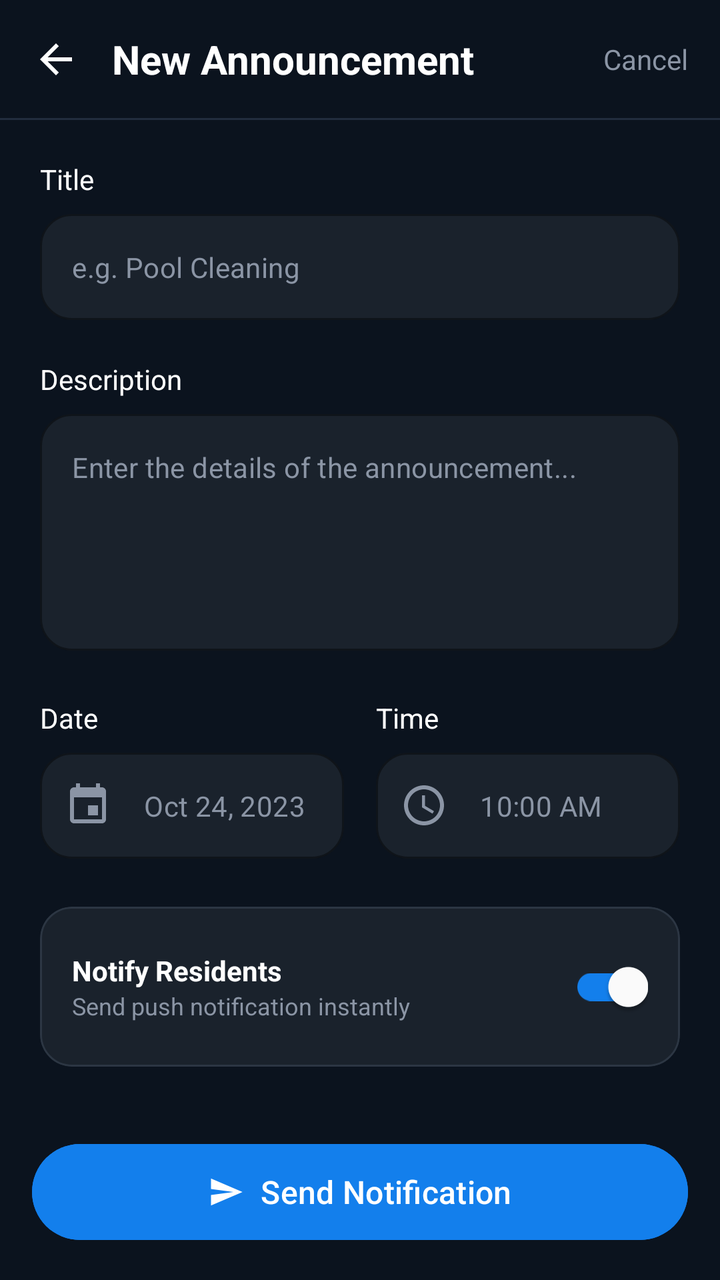
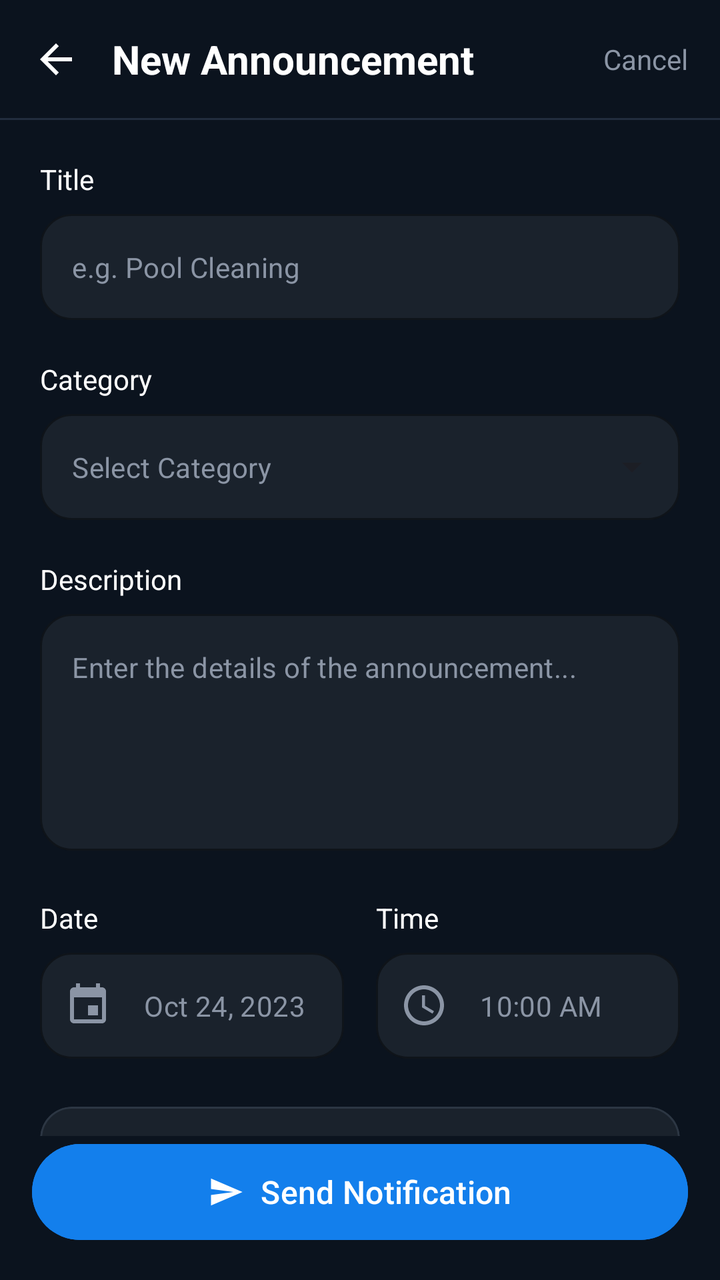

An Android layout rendered at two revisions. The XML below is the earlier revision; the diff shows what the commit changed to produce the second picture.
<!-- AndroidManifest.xml: application theme Theme.HouseVisitorManagementSystem -->
<!-- res/layout/activity_add_announcement.xml -->
<?xml version="1.0" encoding="utf-8"?>
<androidx.constraintlayout.widget.ConstraintLayout xmlns:android="http://schemas.android.com/apk/res/android"
    xmlns:app="http://schemas.android.com/apk/res-auto"
    xmlns:tools="http://schemas.android.com/tools"
    android:id="@+id/main"
    android:layout_width="match_parent"
    android:layout_height="match_parent"
    android:background="@color/night_blue"
    tools:context=".AddAnnouncementActivity">

    
    <androidx.constraintlayout.widget.ConstraintLayout
        android:id="@+id/headerLayout"
        android:layout_width="match_parent"
        android:layout_height="wrap_content"
        android:padding="16dp"
        app:layout_constraintTop_toTopOf="parent">

        <ImageView
            android:id="@+id/btnBack"
            android:layout_width="24dp"
            android:layout_height="24dp"
            android:contentDescription="Back"
            android:src="@drawable/ic_arrow_back"
            app:layout_constraintBottom_toBottomOf="parent"
            app:layout_constraintStart_toStartOf="parent"
            app:layout_constraintTop_toTopOf="parent"
            app:tint="@color/white" />

        <TextView
            android:layout_width="wrap_content"
            android:layout_height="wrap_content"
            android:layout_marginStart="16dp"
            android:text="New Announcement"
            android:textColor="@color/white"
            android:textSize="20sp"
            android:textStyle="bold"
            app:layout_constraintBottom_toBottomOf="parent"
            app:layout_constraintStart_toEndOf="@id/btnBack"
            app:layout_constraintTop_toTopOf="parent" />

        <TextView
            android:id="@+id/btnCancel"
            android:layout_width="wrap_content"
            android:layout_height="wrap_content"
            android:text="Cancel"
            android:textColor="@color/text_grey"
            android:textSize="14sp"
            app:layout_constraintBottom_toBottomOf="parent"
            app:layout_constraintEnd_toEndOf="parent"
            app:layout_constraintTop_toTopOf="parent" />

    </androidx.constraintlayout.widget.ConstraintLayout>

    <View
        android:id="@+id/divider"
        android:layout_width="match_parent"
        android:layout_height="1dp"
        android:background="#222D3E"
        app:layout_constraintTop_toBottomOf="@id/headerLayout" />

    
    <androidx.core.widget.NestedScrollView
        android:layout_width="match_parent"
        android:layout_height="0dp"
        android:fillViewport="true"
        app:layout_constraintBottom_toTopOf="@id/btnSendNotification"
        app:layout_constraintTop_toBottomOf="@id/divider">

        <LinearLayout
            android:layout_width="match_parent"
            android:layout_height="wrap_content"
            android:orientation="vertical"
            android:padding="20dp">

            
            <TextView
                android:layout_width="wrap_content"
                android:layout_height="wrap_content"
                android:layout_marginBottom="8dp"
                android:text="Title"
                android:textColor="@color/white"
                android:textSize="14sp" />

            <com.google.android.material.textfield.TextInputLayout
                android:id="@+id/tilTitle"
                style="@style/Widget.MaterialComponents.TextInputLayout.OutlinedBox"
                android:layout_width="match_parent"
                android:layout_height="wrap_content"
                android:layout_marginBottom="20dp"
                app:boxBackgroundColor="@color/card_dark_bg"
                app:boxCornerRadiusBottomEnd="16dp"
                app:boxCornerRadiusBottomStart="16dp"
                app:boxCornerRadiusTopEnd="16dp"
                app:boxCornerRadiusTopStart="16dp"
                app:boxStrokeColor="@color/slate_blue_gray"
                app:boxStrokeWidth="1dp"
                app:hintEnabled="false">

                <com.google.android.material.textfield.TextInputEditText
                    android:id="@+id/etTitle"
                    android:layout_width="match_parent"
                    android:layout_height="wrap_content"
                    android:hint="e.g. Pool Cleaning"
                    android:inputType="textCapSentences"
                    android:textColor="@color/white"
                    android:textColorHint="@color/text_grey"
                    android:textSize="14sp" />
            </com.google.android.material.textfield.TextInputLayout>

            
            <TextView
                android:layout_width="wrap_content"
                android:layout_height="wrap_content"
                android:layout_marginBottom="8dp"
                android:text="Description"
                android:textColor="@color/white"
                android:textSize="14sp" />

            <com.google.android.material.textfield.TextInputLayout
                android:id="@+id/tilDescription"
                style="@style/Widget.MaterialComponents.TextInputLayout.OutlinedBox"
                android:layout_width="match_parent"
                android:layout_height="wrap_content"
                android:layout_marginBottom="24dp"
                app:boxBackgroundColor="@color/card_dark_bg"
                app:boxCornerRadiusBottomEnd="16dp"
                app:boxCornerRadiusBottomStart="16dp"
                app:boxCornerRadiusTopEnd="16dp"
                app:boxCornerRadiusTopStart="16dp"
                app:boxStrokeColor="@color/slate_blue_gray"
                app:boxStrokeWidth="1dp"
                app:hintEnabled="false">

                <com.google.android.material.textfield.TextInputEditText
                    android:id="@+id/etDescription"
                    android:layout_width="match_parent"
                    android:layout_height="wrap_content"
                    android:gravity="top"
                    android:hint="Enter the details of the announcement..."
                    android:inputType="textMultiLine"
                    android:minLines="5"
                    android:textColor="@color/white"
                    android:textColorHint="@color/text_grey"
                    android:textSize="14sp" />
            </com.google.android.material.textfield.TextInputLayout>

            
            <LinearLayout
                android:layout_width="match_parent"
                android:layout_height="wrap_content"
                android:layout_marginBottom="24dp"
                android:orientation="horizontal">

                <LinearLayout
                    android:layout_width="0dp"
                    android:layout_height="wrap_content"
                    android:layout_marginEnd="8dp"
                    android:layout_weight="1"
                    android:orientation="vertical">

                    <TextView
                        android:layout_width="wrap_content"
                        android:layout_height="wrap_content"
                        android:layout_marginBottom="8dp"
                        android:text="Date"
                        android:textColor="@color/white"
                        android:textSize="14sp" />

                    <com.google.android.material.textfield.TextInputLayout
                        style="@style/Widget.MaterialComponents.TextInputLayout.OutlinedBox"
                        android:layout_width="match_parent"
                        android:layout_height="wrap_content"
                        app:boxBackgroundColor="@color/card_dark_bg"
                        app:boxCornerRadiusBottomEnd="16dp"
                        app:boxCornerRadiusBottomStart="16dp"
                        app:boxCornerRadiusTopEnd="16dp"
                        app:boxCornerRadiusTopStart="16dp"
                        app:boxStrokeColor="@color/slate_blue_gray"
                        app:boxStrokeWidth="1dp"
                        app:hintEnabled="false"
                        app:startIconDrawable="@drawable/ic_calendar"
                        app:startIconTint="@color/text_grey">

                        <com.google.android.material.textfield.TextInputEditText
                            android:id="@+id/etDate"
                            android:layout_width="match_parent"
                            android:layout_height="wrap_content"
                            android:focusable="false"
                            android:hint="Oct 24, 2023"
                            android:inputType="none"
                            android:textColor="@color/white"
                            android:textColorHint="@color/text_grey"
                            android:textSize="14sp" />
                    </com.google.android.material.textfield.TextInputLayout>
                </LinearLayout>

                <LinearLayout
                    android:layout_width="0dp"
                    android:layout_height="wrap_content"
                    android:layout_marginStart="8dp"
                    android:layout_weight="1"
                    android:orientation="vertical">

                    <TextView
                        android:layout_width="wrap_content"
                        android:layout_height="wrap_content"
                        android:layout_marginBottom="8dp"
                        android:text="Time"
                        android:textColor="@color/white"
                        android:textSize="14sp" />

                    <com.google.android.material.textfield.TextInputLayout
                        style="@style/Widget.MaterialComponents.TextInputLayout.OutlinedBox"
                        android:layout_width="match_parent"
                        android:layout_height="wrap_content"
                        app:boxBackgroundColor="@color/card_dark_bg"
                        app:boxCornerRadiusBottomEnd="16dp"
                        app:boxCornerRadiusBottomStart="16dp"
                        app:boxCornerRadiusTopEnd="16dp"
                        app:boxCornerRadiusTopStart="16dp"
                        app:boxStrokeColor="@color/slate_blue_gray"
                        app:boxStrokeWidth="1dp"
                        app:hintEnabled="false"
                        app:startIconDrawable="@drawable/ic_time"
                        app:startIconTint="@color/text_grey">

                        <com.google.android.material.textfield.TextInputEditText
                            android:id="@+id/etTime"
                            android:layout_width="match_parent"
                            android:layout_height="wrap_content"
                            android:focusable="false"
                            android:hint="10:00 AM"
                            android:inputType="none"
                            android:textColor="@color/white"
                            android:textColorHint="@color/text_grey"
                            android:textSize="14sp" />
                    </com.google.android.material.textfield.TextInputLayout>
                </LinearLayout>

            </LinearLayout>

            
            <com.google.android.material.card.MaterialCardView
                android:layout_width="match_parent"
                android:layout_height="wrap_content"
                android:layout_marginBottom="24dp"
                app:cardBackgroundColor="@color/card_dark_bg"
                app:cardCornerRadius="16dp"
                app:cardElevation="0dp"
                app:strokeColor="@color/slate_blue_gray"
                app:strokeWidth="1dp">

                <RelativeLayout
                    android:layout_width="match_parent"
                    android:layout_height="wrap_content"
                    android:padding="16dp">

                    <LinearLayout
                        android:layout_width="wrap_content"
                        android:layout_height="wrap_content"
                        android:layout_alignParentStart="true"
                        android:layout_centerVertical="true"
                        android:layout_toStartOf="@id/switchNotify"
                        android:orientation="vertical">

                        <TextView
                            android:layout_width="wrap_content"
                            android:layout_height="wrap_content"
                            android:text="Notify Residents"
                            android:textColor="@color/white"
                            android:textSize="14sp"
                            android:textStyle="bold" />

                        <TextView
                            android:layout_width="wrap_content"
                            android:layout_height="wrap_content"
                            android:text="Send push notification instantly"
                            android:textColor="@color/text_grey"
                            android:textSize="12sp" />
                    </LinearLayout>

                    <com.google.android.material.switchmaterial.SwitchMaterial
                        android:id="@+id/switchNotify"
                        android:layout_width="wrap_content"
                        android:layout_height="wrap_content"
                        android:layout_alignParentEnd="true"
                        android:layout_centerVertical="true"
                        android:checked="true"
                        app:thumbTint="@color/white"
                        app:trackTint="@color/bright_azure_blue" />

                </RelativeLayout>
            </com.google.android.material.card.MaterialCardView>

        </LinearLayout>
    </androidx.core.widget.NestedScrollView>

    
    <com.google.android.material.button.MaterialButton
        android:id="@+id/btnSendNotification"
        android:layout_width="match_parent"
        android:layout_height="56dp"
        android:layout_margin="16dp"
        android:backgroundTint="@color/bright_azure_blue"
        android:text="Send Notification"
        android:textAllCaps="false"
        android:textColor="@color/white"
        android:textSize="16sp"
        app:cornerRadius="28dp"
        app:icon="@drawable/ic_send"
        app:iconGravity="textStart"
        app:iconPadding="8dp"
        app:iconTint="@color/white"
        app:layout_constraintBottom_toBottomOf="parent" />

</androidx.constraintlayout.widget.ConstraintLayout>
<!-- resources referenced by this layout -->
<resources>
  <color name="bright_azure_blue">#137fec</color>
  <color name="card_dark_bg">#1A222C</color>
  <color name="night_blue">#0B131E</color>
  <color name="slate_blue_gray">#2C3643</color>
  <color name="text_grey">#8B95A5</color>
  <color name="white">#FFFFFF</color>
  <!-- drawable ic_arrow_back (drawable) -->
  <vector xmlns:android="http://schemas.android.com/apk/res/android"
      android:width="24dp"
      android:height="24dp"
      android:viewportWidth="24"
      android:viewportHeight="24">
      <path
          android:fillColor="#FFFFFF"
          android:pathData="M20,11H7.83l5.59,-5.59L12,4l-8,8 8,8 1.41,-1.41L7.83,13H20v-2z" />
  </vector>
  <!-- drawable ic_calendar (drawable) -->
  <vector xmlns:android="http://schemas.android.com/apk/res/android"
      android:width="24dp"
      android:height="24dp"
      android:viewportWidth="24"
      android:viewportHeight="24">
      <path
          android:fillColor="#FFFFFF"
          android:pathData="M17,12h-5v5h5v-5zM16,1v2H8V1H6v2H5c-1.11,0 -1.99,0.9 -1.99,2L3,19c0,1.1 0.89,2 2,2h14c1.1,0 2,-0.9 2,-2V5c0,-1.1 -0.9,-2 -2,-2h-1V1h-2zM19,19H5V8h14v11z"/>
  </vector>
  <!-- drawable ic_send (drawable) -->
  <vector xmlns:android="http://schemas.android.com/apk/res/android"
      android:width="24dp"
      android:height="24dp"
      android:viewportWidth="24"
      android:viewportHeight="24">
      <path
          android:fillColor="#FFFFFF"
          android:pathData="M2.01,21L23,12 2.01,3 2,10l15,2 -15,2z"/>
  </vector>
  <!-- drawable ic_time (drawable) -->
  <vector xmlns:android="http://schemas.android.com/apk/res/android"
      android:width="24dp"
      android:height="24dp"
      android:viewportWidth="24"
      android:viewportHeight="24">
      <path
          android:fillColor="#FFFFFF"
          android:pathData="M12,2C6.5,2 2,6.5 2,12s4.5,10 10,10s10,-4.5 10,-10S17.5,2 12,2zM12,20c-4.41,0 -8,-3.59 -8,-8s3.59,-8 8,-8s8,3.59 8,8S16.41,20 12,20zM12.5,7H11v6l5.25,3.15l0.75,-1.23l-4.5,-2.67V7z"/>
  </vector>
  <style name="Theme.HouseVisitorManagementSystem" parent="Base.Theme.HouseVisitorManagementSystem" />
  <style name="Base.Theme.HouseVisitorManagementSystem" parent="Theme.Material3.DayNight.NoActionBar">
          
          
      </style>
</resources>

<!-- the commit's change to res/layout/activity_add_announcement.xml (unified diff, before → after) -->
@@ -103,6 +103,41 @@
                     android:layout_height="wrap_content"
                     android:hint="e.g. Pool Cleaning"
                     android:inputType="textCapSentences"
+                    android:textColor="@color/white"
+                    android:textColorHint="@color/text_grey"
+                    android:textSize="14sp" />
+            </com.google.android.material.textfield.TextInputLayout>
+
+            
+            <TextView
+                android:layout_width="wrap_content"
+                android:layout_height="wrap_content"
+                android:layout_marginBottom="8dp"
+                android:text="Category"
+                android:textColor="@color/white"
+                android:textSize="14sp" />
+
+            <com.google.android.material.textfield.TextInputLayout
+                android:id="@+id/tilCategory"
+                style="@style/Widget.MaterialComponents.TextInputLayout.OutlinedBox.ExposedDropdownMenu"
+                android:layout_width="match_parent"
+                android:layout_height="wrap_content"
+                android:layout_marginBottom="20dp"
+                app:boxBackgroundColor="@color/card_dark_bg"
+                app:boxCornerRadiusBottomEnd="16dp"
+                app:boxCornerRadiusBottomStart="16dp"
+                app:boxCornerRadiusTopEnd="16dp"
+                app:boxCornerRadiusTopStart="16dp"
+                app:boxStrokeColor="@color/slate_blue_gray"
+                app:boxStrokeWidth="1dp"
+                app:hintEnabled="false">
+
+                <AutoCompleteTextView
+                    android:id="@+id/actvCategory"
+                    android:layout_width="match_parent"
+                    android:layout_height="wrap_content"
+                    android:hint="Select Category"
+                    android:inputType="none"
                     android:textColor="@color/white"
                     android:textColorHint="@color/text_grey"
                     android:textSize="14sp" />
